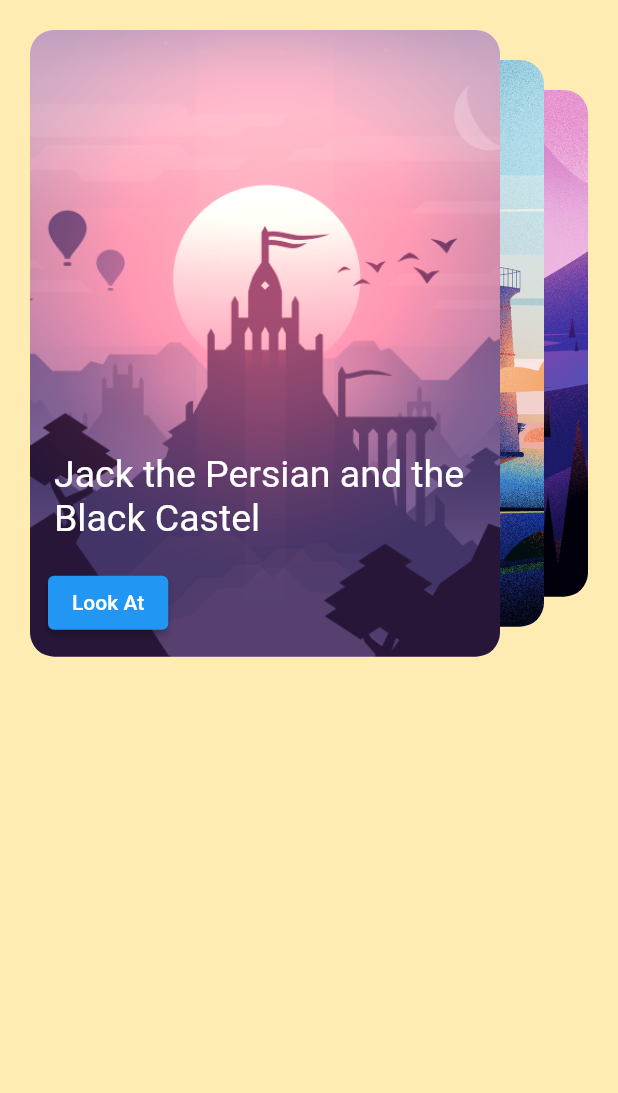
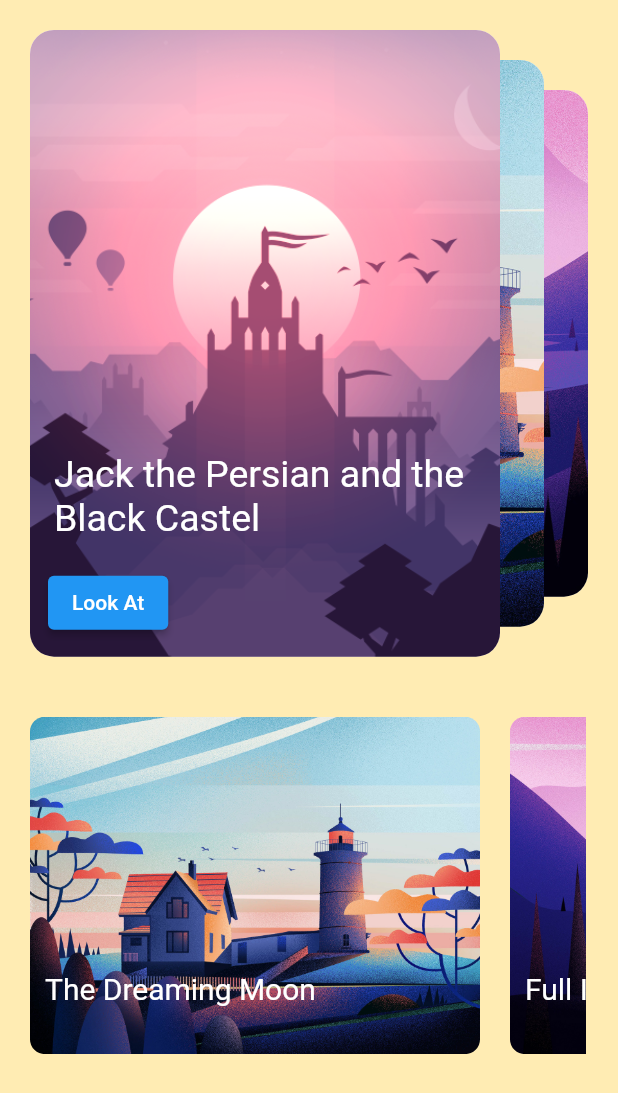
Before and after one commit to yavuzfk/ready_widgets, a Flutter app: the screen it shows after launch, on a phone screen of 412 x 824 dp. Shown: the top 1093 px of the screen. Run offline on Flutter 3.47's test engine with Material 2 defaults, Android fonts, the phone set to English and light mode, and no system bars; our stand-ins replace another_flushbar; Roboto replaces fonts that are missing (SF-Pro-Text-Regular).

Commit message:
favourite card widget extended

```diff
--- a/lib/widgets/cards/cards_view.dart
+++ b/lib/widgets/cards/cards_view.dart
@@ -1,4 +1,5 @@
 import 'package:flutter/material.dart';
+import 'package:ready_widgets/widgets/cards/left_to_right_card.dart';
 import 'package:ready_widgets/widgets/cards/scroll_card.dart';
 
 class CardsView extends StatefulWidget {
@@ -10,6 +11,7 @@ class CardsView extends StatefulWidget {
 
 class _CardsViewState extends State<CardsView> {
   List<ImageModel> imageModelList = <ImageModel>[];
+  List<ImageCardModel> favouriteImageList = <ImageCardModel>[];
   late PageController controller;
   var currentPage = 4 - 1.0;
   List<String> images = [
@@ -31,6 +33,14 @@ class _CardsViewState extends State<CardsView> {
     imageModelList.add(ImageModel(images[1], title[1]));
     imageModelList.add(ImageModel(images[2], title[2]));
     imageModelList.add(ImageModel(images[3], title[3]));
+
+    favouriteImageList
+        .add(ImageCardModel("assets/images/image_02.jpg", "The Dreaming Moon"));
+    favouriteImageList
+        .add(ImageCardModel("assets/images/image_03.jpg", "Full In Love"));
+    favouriteImageList
+        .add(ImageCardModel("assets/images/image_04.jpg", "Hoop Jeeee"));
+
     controller = PageController(initialPage: imageModelList.length - 1);
 
     controller.addListener(() {
@@ -41,6 +51,7 @@ class _CardsViewState extends State<CardsView> {
 
     return Scaffold(
       body: SafeArea(
+          child: SizedBox(
         child: Column(
           children: [
             Stack(
@@ -58,7 +69,29 @@ class _CardsViewState extends State<CardsView> {
                 )
               ],
             ),
+            Padding(
+              padding: const EdgeInsets.only(left: 20.0, top: 20),
+              child: SingleChildScrollView(
+                child: Row(
+                  children: [
+                    SizedBox(
+                      width: MediaQuery.of(context).size.width * 0.9,
+                      height: MediaQuery.of(context).size.height * 0.3,
+                      child: ListView.builder(
+                        scrollDirection: Axis.horizontal,
+                        itemCount: favouriteImageList.length,
+                        itemBuilder: (context, index) {
+                          return Favourites(
+                              imageModel: favouriteImageList[index]);
+                        },
+                      ),
+                    ),
                   ],
+                ),
+              ),
+            ),
+          ],
+        ),
       )),
     );
   }
--- /dev/null
+++ b/lib/widgets/cards/left_to_right_card.dart
@@ -0,0 +1,52 @@
+import 'package:flutter/material.dart';
+
+class Favourites extends StatelessWidget {
+  final ImageCardModel imageModel;
+  const Favourites({
+    super.key,
+    required this.imageModel,
+  });
+
+  @override
+  Widget build(BuildContext context) {
+    return Row(
+      children: [
+        SizedBox(
+          height: 300,
+          width: 300,
+          child: Stack(
+            children: [
+              ClipRRect(
+                borderRadius: BorderRadius.circular(10.0),
+                child: Image.asset(
+                  imageModel.image,
+                  fit: BoxFit.fill,
+                ),
+              ),
+              Positioned(
+                left: 10,
+                top: 170,
+                bottom: 15,
+                child: Text(
+                  imageModel.title,
+                  style: const TextStyle(
+                    fontSize: 20,
+                    color: Colors.white,
+                  ),
+                ),
+              ),
+            ],
+          ),
+        ),
+        const SizedBox(width: 20),
+      ],
+    );
+  }
+}
+
+class ImageCardModel {
+  String image;
+  String title;
+
+  ImageCardModel(this.image, this.title);
+}
```
Lines whose indentation alone changed are shown as unchanged.
